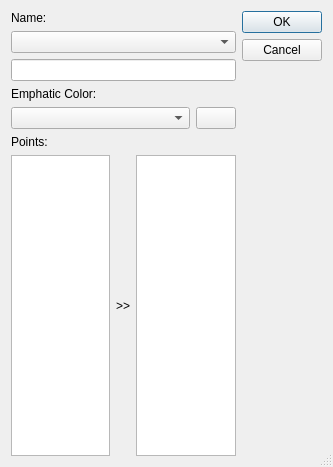
First picture: the form in pyslvs_ui/entities/edit_link.ui, repository KmolYuan/Pyslvs-UI, before the edit.
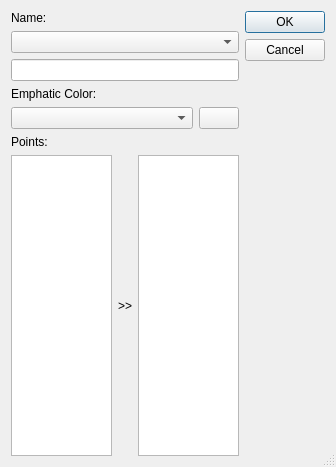
Second picture: the form after the edit. Icons and pictures are not drawn.

What changed in the file:
```diff
--- a/pyslvs_ui/entities/edit_link.ui
+++ b/pyslvs_ui/entities/edit_link.ui
@@ -6,7 +6,7 @@
    <rect>
     <x>0</x>
     <y>0</y>
-    <width>333</width>
+    <width>336</width>
     <height>467</height>
    </rect>
   </property>
```
Left out of the diff: 4 changed lines with no effect on the pictures.
